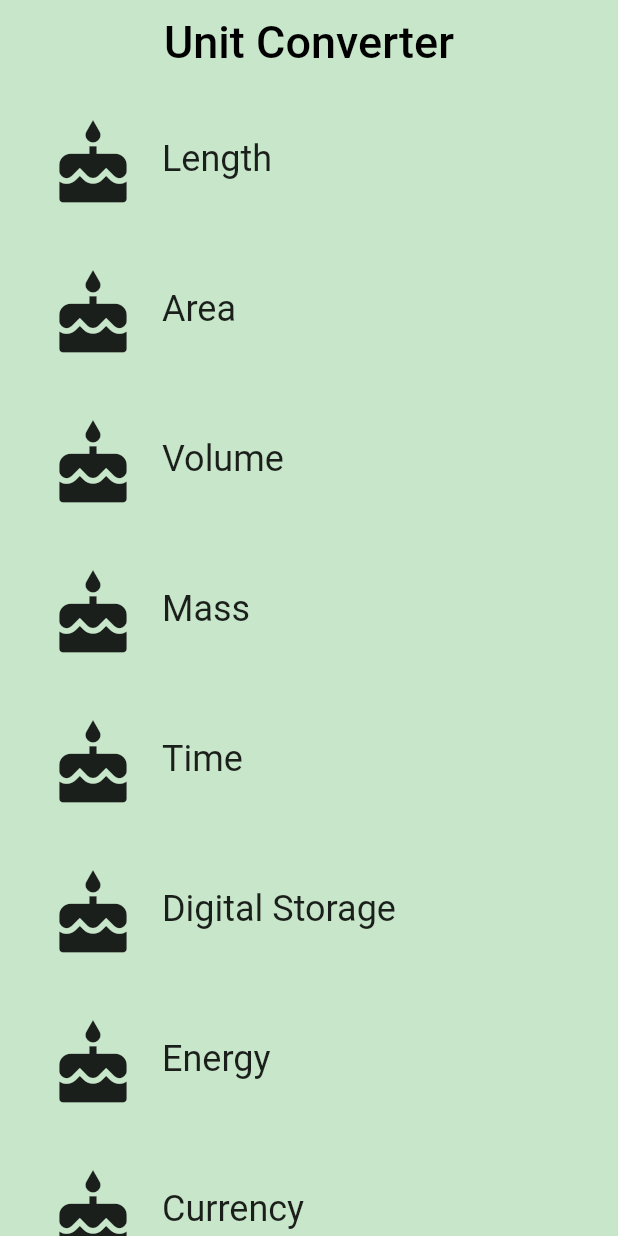
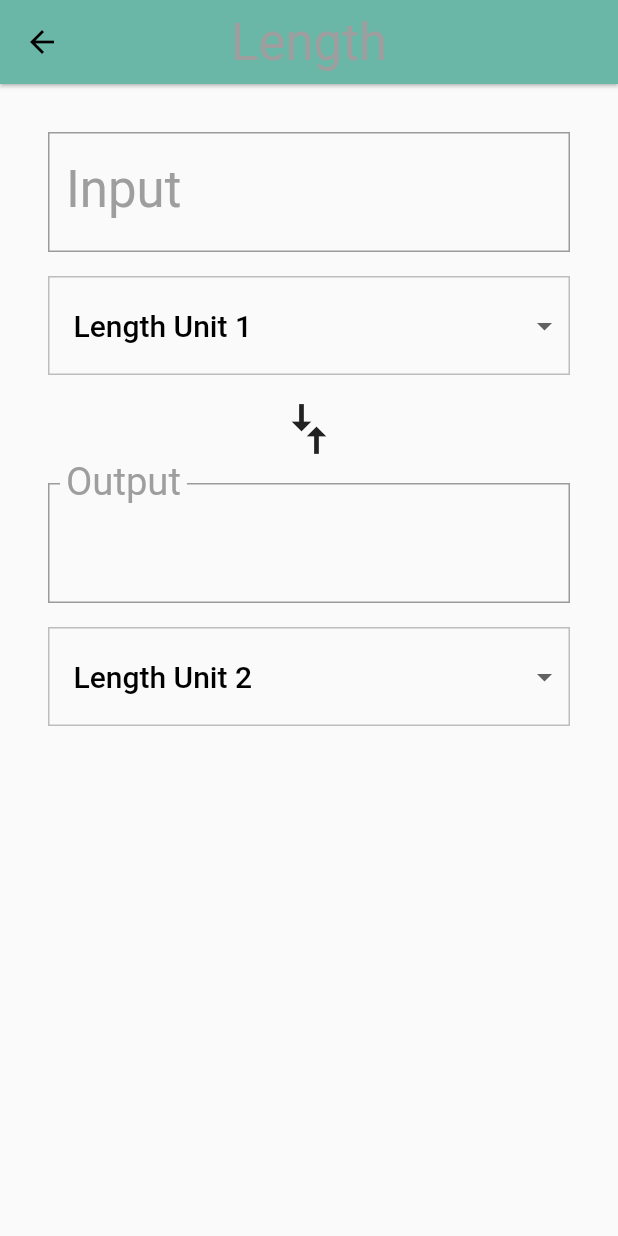
Before and after one commit to nevooronni/flutter_mobile_test, a Flutter app: the screen it shows after launch, after a tap on "Length", on a phone screen of 412 x 824 dp. Run offline on Flutter 3.47's test engine with Material 2 defaults, Android fonts, the phone set to English and light mode, and no system bars.

Commit message:
commit 2

```diff
--- a/lib/category/category.dart
+++ b/lib/category/category.dart
@@ -1,5 +1,7 @@
 import 'package:flutter/material.dart';
 import 'package:meta/meta.dart';
+import 'package:flutter_custom_widget/category/unit.dart';
+import 'package:flutter_custom_widget/category/converter_route.dart';
 
 final _rowHeight = 100.0;
 final _borderRadius = BorderRadius.circular(_rowHeight / 2);
@@ -8,6 +10,7 @@ class Category extends StatelessWidget {
   final String name;
   final ColorSwatch color;
   final IconData iconLocation;
+  final List<Unit> units;
 
   //@required decorator checks for whether a name parameter is passed while the assert statement/function checks whether the object is null or not.
   const Category({
@@ -15,10 +18,36 @@ class Category extends StatelessWidget {
     @required this.name,
     @required this.color,
     @required this.iconLocation,
+    @required this.units,
+
   }) : assert(name != null),
        assert(color != null),
        assert(iconLocation != null),
+       assert(units != null),
        super(key: key);
+
+  //Naviagaes to the [converterRoute]
+  void _navigateToConverter(BuildContext context) {
+    Navigator.of(context).push(MaterialPageRoute<Null>(
+      builder: (BuildContext context) {
+        return Scaffold(
+          appBar: AppBar(
+            elevation: 1.0,
+            title: Text(
+              name,
+              style: Theme.of(context).textTheme.display1,
+            ),
+            centerTitle: true,
+            backgroundColor: color,
+          ),
+          body: ConverterRoute(
+            color: color,
+            units: units,
+          ),
+        );
+      },
+    ));
+  }
 
   @override
   Widget build(BuildContext context) {
@@ -28,11 +57,9 @@ class Category extends StatelessWidget {
         height: _rowHeight,
         child: InkWell(
           borderRadius: _borderRadius,
-          highlightColor: color,
-          splashColor: color,
-          onTap: () {
-            print('I was tapped!');
-          },
+          highlightColor: color['highlight'],
+          splashColor: color['splash'],
+          onTap: () => _navigateToConverter(context),
           child: Padding(
             padding: EdgeInsets.all(8.0),
             child: Row(
--- a/lib/category/category_route.dart
+++ b/lib/category/category_route.dart
@@ -1,10 +1,18 @@
 import 'package:flutter/material.dart';
 import 'package:flutter_custom_widget/category/category.dart';
+import 'package:flutter_custom_widget/category/unit.dart';
 
 final _backgroundColor = Colors.green[100];
 
-class CategoryRoute extends StatelessWidget {
+class CategoryRoute extends StatefulWidget {
   const CategoryRoute();
+
+  @override
+  _CategoryRouteState createState() => _CategoryRouteState();
+}
+
+class _CategoryRouteState extends State<CategoryRoute> {
+  final _categories = <Category>[];
 
   static const _categoryNames = <String> [
     'Length',
@@ -17,40 +25,91 @@ class CategoryRoute extends StatelessWidget {
     'Currency',
   ];
 
-  static const _baseColors = <Color>[
-    Colors.teal,
-    Colors.orange,
-    Colors.pinkAccent,
-    Colors.blueAccent,
-    Colors.yellow,
-    Colors.greenAccent,
-    Colors.purpleAccent,
-    Colors.red,
+//  static const _baseColors = <Color>[
+//    Colors.teal,
+//    Colors.orange,
+//    Colors.pinkAccent,
+//    Colors.blueAccent,
+//    Colors.yellow,
+//    Colors.greenAccent,
+//    Colors.purpleAccent,
+//    Colors.red,
+//  ];
+
+  static const _baseColors = <ColorSwatch>[
+    ColorSwatch(0xFF6AB7A8, {
+      'highlight': Color(0xFF6AB7A8),
+      'splach': Color(0xFF0ABC9B),
+    }),
+    ColorSwatch(0xFFFFD28E, {
+      'highlight': Color(0xFFFFD28E),
+      'splash': Color(0xFFFFA41C),
+    }),
+    ColorSwatch(0xFFFFB7DE, {
+      'highlight': Color(0xFFFFB7DE),
+      'splash': Color(0xFFF94CBF),
+    }),
+    ColorSwatch(0xFF8899A8, {
+      'highlight': Color(0xFF8899A8),
+      'splash': Color(0xFFA9CAE8),
+    }),
+    ColorSwatch(0xFFEAD37E, {
+      'highlight': Color(0xFFEAD37E),
+      'splash': Color(0xFFFFE070),
+    }),
+    ColorSwatch(0xFF81A56F, {
+      'highlight': Color(0xFF81A56F),
+      'splash': Color(0xFF7CC159),
+    }),
+    ColorSwatch(0xFFD7C0E2, {
+      'highlight': Color(0xFFD7C0E2),
+      'splash': Color(0xFFCA90E5),
+    }),
+    ColorSwatch(0xFFCE9A9A, {
+      'highlight': Color(0xFFCE9A9A),
+      'splash': Color(0xFFF94D56),
+      'error': Color(0xFF912D2D),
+    }),
   ];
 
-  Widget _buildCategoryWidgets(List<Widget> categories) {
+  @override
+  void initState() {
+    super.initState();
+    for(var i = 0; i < _categoryNames.length; i++) {
+      _categories.add(Category(
+        name: _categoryNames[i],
+        color: _baseColors[i],
+        iconLocation: Icons.cake,
+        units: _retrieveUnitList(_categoryNames[i]),
+      ));
+    }
+  }
+
+
+  Widget _buildCategoryWidgets() {
     return ListView.builder(
-      itemBuilder: (BuildContext context, int index) => categories[index],
-      itemCount: categories.length,
+      itemBuilder: (BuildContext context, int index) => _categories[index],
+      itemCount: _categories.length,
     );
+  }
+
+  List<Unit> _retrieveUnitList(String categoryName) {
+    return List.generate(10, (int i) {
+      i += 1;
+      return Unit(
+        name: '$categoryName Unit $i',
+        conversion: i.toDouble(),
+      );
+    });
   }
 
   @override
   Widget build(BuildContext context) {
-    final categories = <Category>[];
-
-    for (var i = 0; i < _categoryNames.length; i++) {
-      categories.add(Category(
-        name: _categoryNames[i],
-        color: _baseColors[i],
-        iconLocation: Icons.cake,
-      ));
-    }
 
     final listView = Container(
       color: _backgroundColor,
       padding: EdgeInsets.symmetric(horizontal: 8.0),
-      child: _buildCategoryWidgets(categories),
+      child: _buildCategoryWidgets(),
     );
 
     final appBar = AppBar(
--- /dev/null
+++ b/lib/category/converter_route.dart
@@ -0,0 +1,232 @@
+import 'package:flutter/material.dart';
+import 'package:meta/meta.dart';
+
+import 'package:flutter_custom_widget/category/unit.dart';
+
+const _padding = EdgeInsets.all(16.0);
+
+class ConverterRoute extends StatefulWidget {
+  final Color color;
+  final List<Unit> units;
+
+  const ConverterRoute({
+    @required this.color,
+    @required this.units,
+  }) : assert(color != null), assert(units != null);
+
+  @override
+  _ConverterRouteState createState() => _ConverterRouteState();
+}
+
+class _ConverterRouteState extends State<ConverterRoute> {
+  Unit _fromValue;
+  Unit _toValue;
+  double _inputValue;
+  String _convertedValue = '';
+  List<DropdownMenuItem> _unitMenuItems;
+  bool _showValidationError = false;
+
+  @override
+  void initState() {
+    super.initState();
+    _createDropdownMenuItems();
+    _setDefaults();
+  }
+
+  void _createDropdownMenuItems() {
+    var newItems = <DropdownMenuItem>[];
+    for (var unit in widget.units) {
+      newItems.add(DropdownMenuItem(
+        value: unit.name,
+        child: Container(
+          child: Text(
+            unit.name,
+            softWrap: true,
+          ),
+        ),
+      ));
+    }
+    setState(() {
+      _unitMenuItems = newItems;
+    });
+  }
+
+  void _setDefaults() {
+    setState(() {
+      _fromValue = widget.units[0];
+      _toValue = widget.units[1];
+    });
+  }
+
+  //clean up conversion; trin trailing zeros e.g 5.5000 -> 5.5, 10.0 -> 10
+  String _format(double conversion) {
+    var outputNum = conversion.toStringAsPrecision(7);
+    if (outputNum.contains('.') && outputNum.endsWith('0')) {
+      var i = outputNum.length - 1;
+      while (outputNum[i] == '0') {
+        i -= 1;
+      }
+      outputNum = outputNum.substring(0, i + 1);
+    }
+    if (outputNum.endsWith('.')) {
+      return outputNum.substring(0, outputNum.length + 1);
+    }
+    return outputNum;
+  }
+
+  void _updateConversion() {
+    setState(() {
+      _convertedValue =
+          _format(_inputValue * (_toValue.conversion / _fromValue.conversion));
+    });
+  }
+
+  void _updateInputValue(String input) {
+    setState(() {
+      if (input == null || input.isEmpty) {
+        _convertedValue = '';
+      } else {
+        try {
+          final inputDouble = double.parse(input);
+          _showValidationError = false;
+          _inputValue = inputDouble;
+          _updateConversion();
+        } on Exception catch (e) {
+          print('Errro: $e');
+          _showValidationError = true;
+        }
+      }
+    });
+  }
+
+  Unit _getUnit(String unitName) {
+    return widget.units.firstWhere(
+        (Unit unit) {
+          return unit.name == unitName;
+        },
+      orElse: null,
+    );
+  }
+
+  void _updateFromConversion(dynamic unitName) {
+    setState(() {
+      _fromValue = _getUnit(unitName);
+    });
+
+    if (_inputValue != null) {
+      _updateConversion();
+    }
+  }
+
+  void _updateToConversion(dynamic unitName) {
+    setState(() {
+      _toValue = _getUnit(unitName);
+    });
+
+    if (_inputValue != null) {
+      _updateConversion();
+    }
+  }
+
+  Widget _createDropDown(String currentValue, ValueChanged<dynamic> onChanged) {
+    return Container(
+      margin: EdgeInsets.only(top: 16.0),
+      decoration: BoxDecoration(
+        //This sets the color of the [DropDownButton] itself
+        color: Colors.grey[50],
+        border: Border.all(
+          color: Colors.grey[400],
+          width: 1.0,
+        ),
+      ),
+      padding: EdgeInsets.symmetric(vertical: 8.0),
+      child: Theme(
+        data: Theme.of(context).copyWith(
+          canvasColor: Colors.grey[50],
+        ),
+        child: DropdownButtonHideUnderline(
+          child: ButtonTheme(
+            alignedDropdown: true,
+            child: DropdownButton(
+              value: currentValue,
+              items: _unitMenuItems,
+              onChanged: onChanged,
+              style: Theme.of(context).textTheme.title,
+            ),
+          ),
+        ),
+      ),
+    );
+  }
+
+  @override
+  Widget build(BuildContext context) {
+    final input = Padding(
+      padding: _padding,
+      child: Column(
+        crossAxisAlignment: CrossAxisAlignment.stretch,
+        children: [
+          TextField(
+            style: Theme.of(context).textTheme.display1,
+            decoration: InputDecoration(
+              labelStyle: Theme.of(context).textTheme.display1,
+              errorText: _showValidationError ? 'Invalid number entered' : null,
+              labelText: 'Input',
+              border: OutlineInputBorder(
+                borderRadius: BorderRadius.circular(0.0),
+              ),
+            ),
+            keyboardType: TextInputType.number,
+            onChanged: _updateInputValue,
+          ),
+          _createDropDown(_fromValue.name, _updateFromConversion),
+        ],
+      ),
+    );
+
+    final arrows = RotatedBox(
+      quarterTurns: 1,
+      child: Icon(
+        Icons.compare_arrows,
+        size: 40.0,
+      ),
+    );
+
+    final output = Padding(
+      padding: _padding,
+      child: Column(
+        crossAxisAlignment: CrossAxisAlignment.stretch,
+        children: [
+          InputDecorator(
+            child: Text(
+              _convertedValue,
+              style: Theme.of(context).textTheme.display1,
+            ),
+            decoration: InputDecoration(
+              labelText: 'Output',
+              labelStyle: Theme.of(context).textTheme.display1,
+              border: OutlineInputBorder(
+                borderRadius: BorderRadius.circular(0.0),
+              ),
+            ),
+          ),
+          _createDropDown(_toValue.name, _updateToConversion),
+        ],
+      ),
+    );
+
+    final converter = Column(
+      crossAxisAlignment: CrossAxisAlignment.stretch,
+      children: [
+        input,
+        arrows,
+        output,
+      ],
+    );
+
+    return Padding(
+      padding: _padding,
+      child: converter,
+    );
+  }
+}
--- /dev/null
+++ b/lib/category/unit.dart
@@ -0,0 +1,19 @@
+import 'package:meta/meta.dart';
+
+class Unit {
+  final String name;
+  final double conversion;
+
+  const Unit({
+    @required this.name,
+    @required this.conversion,
+  }) : assert(name != null),
+       assert(conversion != null);
+
+  Unit.fromJson(Map jsonMap)
+    : assert(jsonMap['name'] != null),
+      assert(jsonMap['conversion'] != null),
+      name = jsonMap['name'],
+      conversion = jsonMap['conversion'].toDouble();
+
+}
--- a/lib/main.dart
+++ b/lib/main.dart
@@ -10,6 +10,14 @@ class UnitConverterApp extends StatelessWidget {
     return MaterialApp(
       debugShowCheckedModeBanner: false,
       title: 'Unit Converter',
+      theme: ThemeData(
+        textTheme: Theme.of(context).textTheme.apply(
+          bodyColor: Colors.black,
+          displayColor: Colors.grey[500],
+        ),
+        primaryColor: Colors.grey[500],
+        textSelectionColor: Colors.green[500],
+      ),
       home: CategoryRoute(),
     );
   }
```
